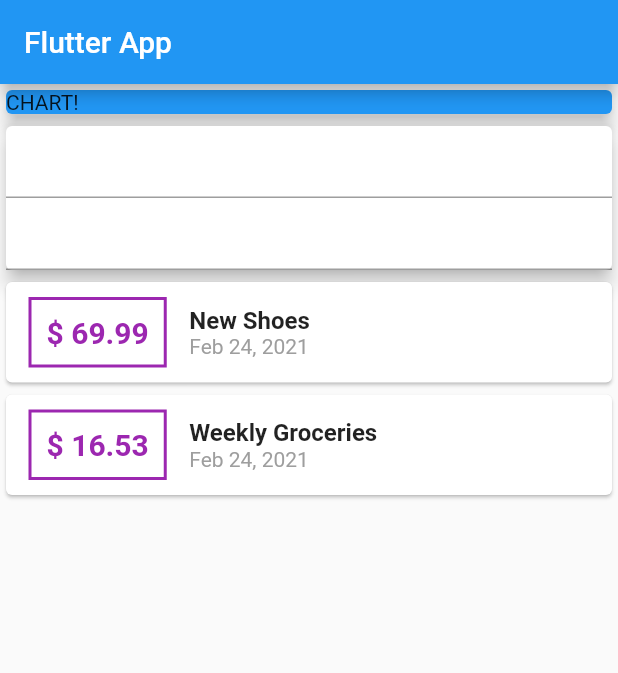
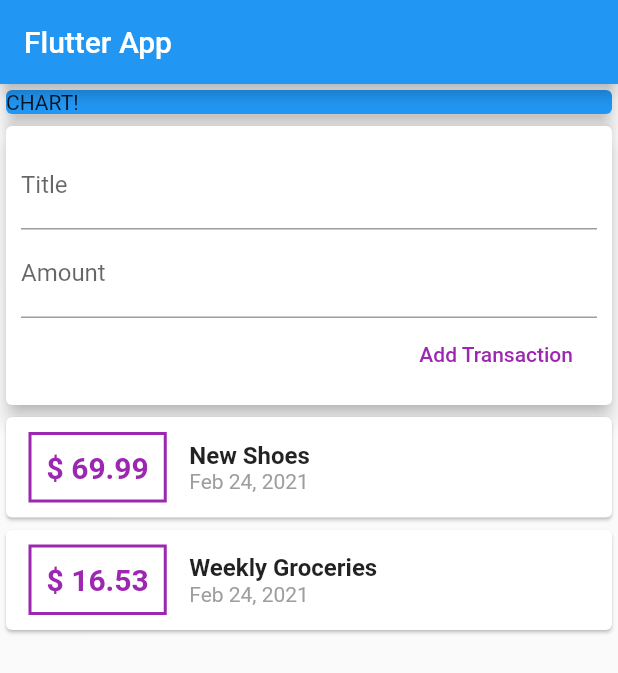
Before and after one commit to Hiro-o-ai/flutter_ComGuid_app2, a Flutter app: the screen it shows after launch, on a phone screen of 412 x 824 dp. Shown: the top 673 px of the screen. Run offline on Flutter 3.47's test engine with Material 2 defaults, Android fonts, the phone set to English and light mode, and no system bars.

Commit message:
TextFieldを追加し、そこにオプションの変更を加えたよ

```diff
--- a/lib/main.dart
+++ b/lib/main.dart
@@ -52,12 +52,28 @@ class MyHomePage extends StatelessWidget {
             // CardWidget use only margin not padding
             // margin: EdgeInsets.all(10),
             elevation: 5,
-            child: Column(
-              // ColumnWidget isn't use margin and padding
-              children: <Widget>[
-                TextField(),
-                TextField(),
-              ],
+            // ColumnWidget is wraped ContainerWidget because CardWidget and ColumnWidget isn't userful margin and padding
+            // We wanna put space between CardWidget and TextFieldWidget
+            child: Container(
+              padding: EdgeInsets.all(10.0),
+              child: Column(
+                crossAxisAlignment: CrossAxisAlignment.end,
+                // ColumnWidget isn't use margin and padding
+                children: <Widget>[
+                  TextField(
+                    // InputDecoration is many propaty for example add varidation etc
+                    decoration: InputDecoration(labelText: 'Title'),
+                  ),
+                  TextField(
+                    decoration: InputDecoration(labelText: 'Amount'),
+                  ),
+                  FlatButton(
+                    child: Text('Add Transaction'),
+                    textColor: Colors.purple,
+                    onPressed: () {},
+                  )
+                ],
+              ),
             ),
           ),
           Column(
```
